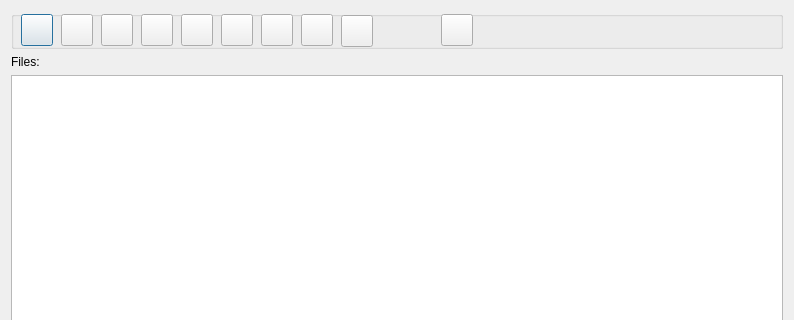
Above: GUI_UIs/ui_dialog_manage_files.ui from ccbogel/QualCoder before the change; both pictures show x 0 to 794 and y 0 to 320 of the 794 by 560 pixel window. Below: the same form after it.
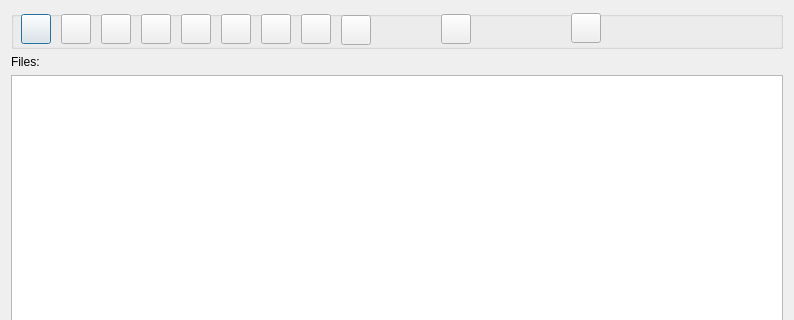
That is the form after the change.

Patch:
```diff
--- a/GUI_UIs/ui_dialog_manage_files.ui
+++ b/GUI_UIs/ui_dialog_manage_files.ui
@@ -39,8 +39,8 @@
        <rect>
         <x>10</x>
         <y>3</y>
-        <width>32</width>
-        <height>32</height>
+        <width>30</width>
+        <height>30</height>
        </rect>
       </property>
       <property name="toolTip">
@@ -55,8 +55,8 @@
        <rect>
         <x>90</x>
         <y>3</y>
-        <width>32</width>
-        <height>32</height>
+        <width>30</width>
+        <height>30</height>
        </rect>
       </property>
       <property name="toolTip">
@@ -71,8 +71,8 @@
        <rect>
         <x>130</x>
         <y>3</y>
-        <width>32</width>
-        <height>32</height>
+        <width>30</width>
+        <height>30</height>
        </rect>
       </property>
       <property name="toolTip">
@@ -87,8 +87,8 @@
        <rect>
         <x>430</x>
         <y>3</y>
-        <width>32</width>
-        <height>32</height>
+        <width>30</width>
+        <height>30</height>
        </rect>
       </property>
       <property name="toolTip">
@@ -103,8 +103,8 @@
        <rect>
         <x>50</x>
         <y>3</y>
-        <width>32</width>
-        <height>32</height>
+        <width>30</width>
+        <height>30</height>
        </rect>
       </property>
       <property name="toolTip">
@@ -119,8 +119,8 @@
        <rect>
         <x>290</x>
         <y>3</y>
-        <width>32</width>
-        <height>32</height>
+        <width>30</width>
+        <height>30</height>
        </rect>
       </property>
       <property name="toolTip">
@@ -135,8 +135,8 @@
        <rect>
         <x>170</x>
         <y>3</y>
-        <width>32</width>
-        <height>32</height>
+        <width>30</width>
+        <height>30</height>
        </rect>
       </property>
       <property name="toolTip">
@@ -151,8 +151,8 @@
        <rect>
         <x>210</x>
         <y>3</y>
-        <width>32</width>
-        <height>32</height>
+        <width>30</width>
+        <height>30</height>
        </rect>
       </property>
       <property name="toolTip">
@@ -167,8 +167,8 @@
        <rect>
         <x>250</x>
         <y>3</y>
-        <width>32</width>
-        <height>32</height>
+        <width>30</width>
+        <height>30</height>
        </rect>
       </property>
       <property name="toolTip">
@@ -183,8 +183,8 @@
        <rect>
         <x>330</x>
         <y>4</y>
-        <width>32</width>
-        <height>32</height>
+        <width>30</width>
+        <height>30</height>
        </rect>
       </property>
       <property name="toolTip">
@@ -194,6 +194,22 @@
        <string/>
       </property>
      </widget>
+     <widget class="QPushButton" name="pushButton_help">
+      <property name="geometry">
+       <rect>
+        <x>560</x>
+        <y>2</y>
+        <width>30</width>
+        <height>30</height>
+       </rect>
+      </property>
+      <property name="toolTip">
+       <string>Help</string>
+      </property>
+      <property name="text">
+       <string/>
+      </property>
+     </widget>
     </widget>
    </item>
    <item row="2" column="0">
```
